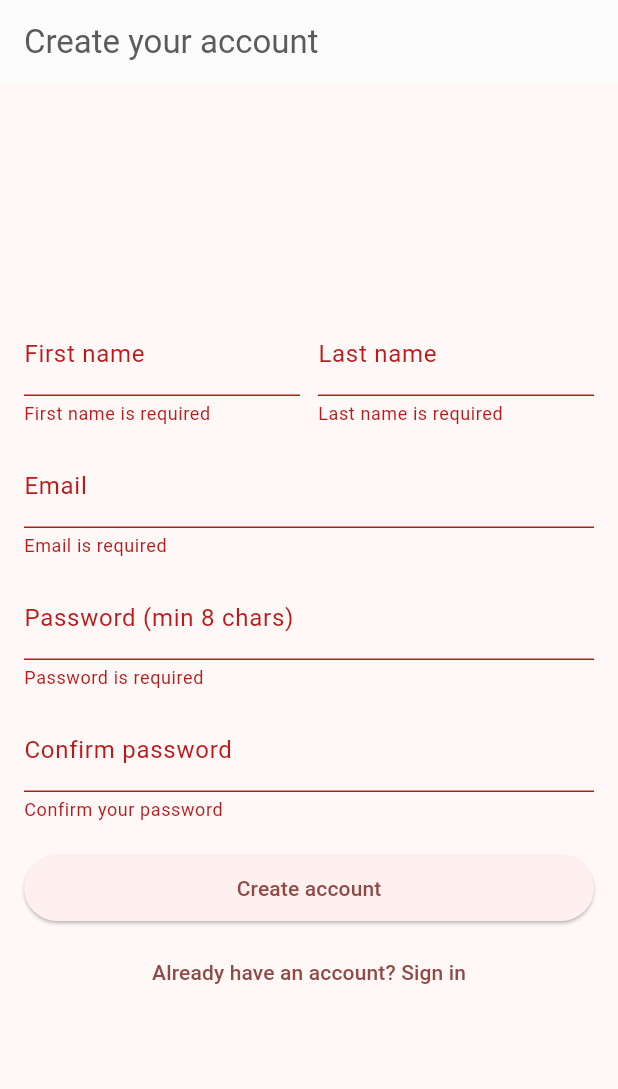
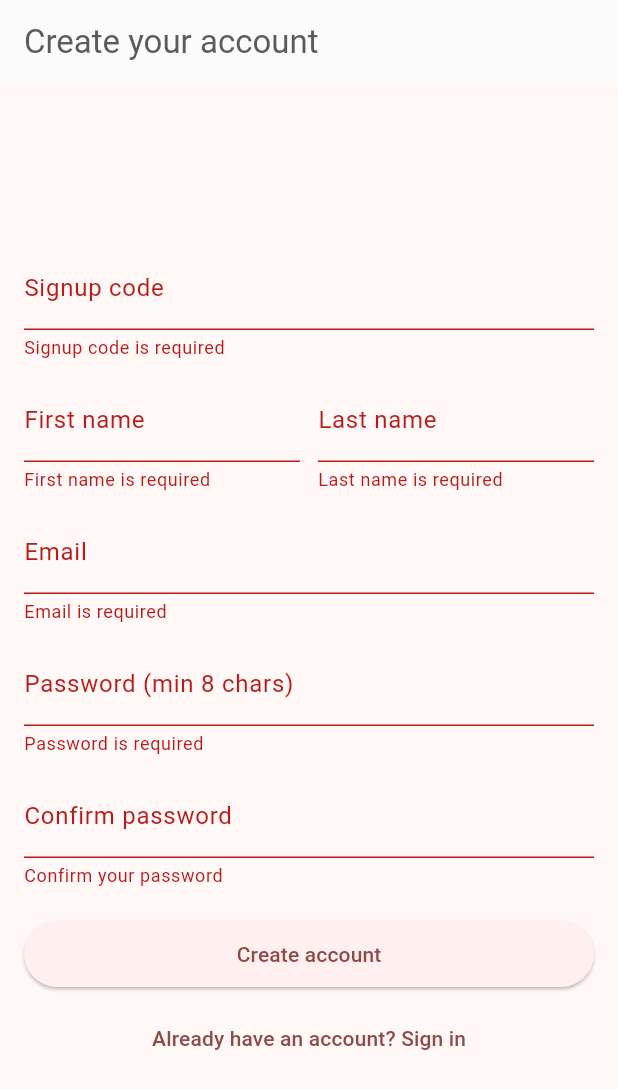
Before and after one commit to NicolaoIII/creation-app-flutter, a Flutter app: the SignupScreen screen opened by its route, after a tap on "Create account", on a phone screen of 412 x 824 dp. Shown: the top 1089 px of the screen. Run offline on Flutter 3.47's test engine with Material 3 defaults, Android fonts, the phone set to English and light mode, and no system bars; our stand-ins replace cloud_firestore, firebase_auth, firebase_core, go_router; accounts and stored records are empty.

Commit message:
feat(signup): redeem signup code (role + optional school) with Firestore transaction

```diff
--- a/creation_schools_app/lib/features/auth/screens/signup_screen.dart
+++ b/creation_schools_app/lib/features/auth/screens/signup_screen.dart
@@ -12,6 +12,7 @@ class SignupScreen extends StatefulWidget {
 
 class _SignupScreenState extends State<SignupScreen> {
   final _formKey = GlobalKey<FormState>();
+  final _code = TextEditingController();
   final _first = TextEditingController();
   final _last = TextEditingController();
   final _email = TextEditingController();
@@ -23,6 +24,7 @@ class _SignupScreenState extends State<SignupScreen> {
 
   @override
   void dispose() {
+    _code.dispose();
     _first.dispose();
     _last.dispose();
     _email.dispose();
@@ -31,7 +33,7 @@ class _SignupScreenState extends State<SignupScreen> {
     super.dispose();
   }
 
-  String? _notEmpty(String? v, String field) =>
+  String? _required(String? v, String field) =>
       (v == null || v.trim().isEmpty) ? '$field is required' : null;
 
   String? _emailRule(String? v) {
@@ -46,9 +48,54 @@ class _SignupScreenState extends State<SignupScreen> {
     return null;
   }
 
+  Future<void> _redeemSignupCode({
+    required String code,
+    required String uid,
+  }) async {
+    final fs = FirebaseFirestore.instance;
+
+    await fs.runTransaction((tx) async {
+      final codeRef = fs.collection('signupCodes').doc(code.trim().toUpperCase());
+      final codeSnap = await tx.get(codeRef);
+
+      if (!codeSnap.exists) {
+        throw Exception('Invalid signup code.');
+      }
+      final data = codeSnap.data()!;
+      if (data['used'] == true) {
+        throw Exception('This code has already been used.');
+      }
+
+      final role = (data['userType'] as String?) ?? 'pending';
+      final schoolId = (data['schoolId'] as String?)?.trim();
+
+      final userRef = fs.collection('users').doc(uid);
+
+      final profileUpdate = <String, Object?>{
+        'firstName': _first.text.trim(),
+        'lastName': _last.text.trim(),
+        'email': _email.text.trim(),
+        'userType': role,
+        'createdAt': FieldValue.serverTimestamp(),
+        'updatedAt': FieldValue.serverTimestamp(),
+      };
+      if (schoolId != null && schoolId.isNotEmpty) {
+        profileUpdate['schoolIds'] = FieldValue.arrayUnion([schoolId]);
+      }
+
+      // Merge ensures we don't overwrite other fields if present
+      tx.set(userRef, profileUpdate, SetOptions(merge: true));
+
+      tx.update(codeRef, {
+        'used': true,
+        'usedBy': uid,
+        'usedAt': FieldValue.serverTimestamp(),
+      });
+    });
+  }
+
   Future<void> _signup() async {
     if (!_formKey.currentState!.validate()) return;
-
     if (_password.text != _confirm.text) {
       setState(() => _error = 'Passwords do not match');
       return;
@@ -60,38 +107,30 @@ class _SignupScreenState extends State<SignupScreen> {
     });
 
     try {
-      // 1) Create Auth user
+      // 1) Create Firebase Auth user
       final cred = await FirebaseAuth.instance.createUserWithEmailAndPassword(
         email: _email.text.trim(),
         password: _password.text,
       );
 
-      // 2) Update displayName
+      // 2) Set display name
       await cred.user?.updateDisplayName('${_first.text.trim()} ${_last.text.trim()}');
 
-      // 3) Create Firestore profile
-      final uid = cred.user!.uid;
-      await FirebaseFirestore.instance.collection('users').doc(uid).set({
-        'firstName': _first.text.trim(),
-        'lastName': _last.text.trim(),
-        'email': _email.text.trim(),
-        'userType': 'pending', // we’ll update later based on signup code/role
-        'schoolIds': [],       // placeholder for multi-school support
-        'createdAt': FieldValue.serverTimestamp(),
-      });
+      // 3) Redeem code → writes Firestore profile (role + school) and marks code used
+      await _redeemSignupCode(code: _code.text, uid: cred.user!.uid);
 
-      // 4) (Optional) send a verification email
+      // 4) (Optional) send verification email (non-blocking)
       try {
         await cred.user?.sendEmailVerification();
       } catch (_) {}
 
       if (!mounted) return;
-      // For now, go straight to Admin. Later we’ll route by role.
-      context.go('/admin');
+      // Router will redirect from public route to the role page automatically
+      context.go('/loading');
     } on FirebaseAuthException catch (e) {
       setState(() => _error = e.message ?? 'Signup failed');
     } catch (e) {
-      setState(() => _error = 'Something went wrong');
+      setState(() => _error = e.toString().replaceFirst('Exception: ', ''));
     } finally {
       if (mounted) setState(() => _loading = false);
     }
@@ -103,7 +142,7 @@ class _SignupScreenState extends State<SignupScreen> {
       appBar: AppBar(title: const Text('Create your account')),
       body: Center(
         child: ConstrainedBox(
-          constraints: const BoxConstraints(maxWidth: 480),
+          constraints: const BoxConstraints(maxWidth: 520),
           child: Padding(
             padding: const EdgeInsets.all(16),
             child: Form(
@@ -116,13 +155,23 @@ class _SignupScreenState extends State<SignupScreen> {
                       padding: const EdgeInsets.only(bottom: 12),
                       child: Text(_error!, style: const TextStyle(color: Colors.red)),
                     ),
+                  TextFormField(
+                    controller: _code,
+                    textCapitalization: TextCapitalization.characters,
+                    decoration: const InputDecoration(
+                      labelText: 'Signup code',
+                      hintText: 'Enter code (e.g., 7K9F4QX2)',
+                    ),
+                    validator: (v) => _required(v, 'Signup code'),
+                  ),
+                  const SizedBox(height: 12),
                   Row(
                     children: [
                       Expanded(
                         child: TextFormField(
                           controller: _first,
                           decoration: const InputDecoration(labelText: 'First name'),
-                          validator: (v) => _notEmpty(v, 'First name'),
+                          validator: (v) => _required(v, 'First name'),
                         ),
                       ),
                       const SizedBox(width: 12),
@@ -130,7 +179,7 @@ class _SignupScreenState extends State<SignupScreen> {
                         child: TextFormField(
                           controller: _last,
                           decoration: const InputDecoration(labelText: 'Last name'),
-                          validator: (v) => _notEmpty(v, 'Last name'),
+                          validator: (v) => _required(v, 'Last name'),
                         ),
                       ),
                     ],
@@ -164,7 +213,8 @@ class _SignupScreenState extends State<SignupScreen> {
                       onPressed: _loading ? null : _signup,
                       child: _loading
                           ? const SizedBox(
-                              width: 18, height: 18,
+                              width: 18,
+                              height: 18,
                               child: CircularProgressIndicator(strokeWidth: 2),
                             )
                           : const Text('Create account'),
```
